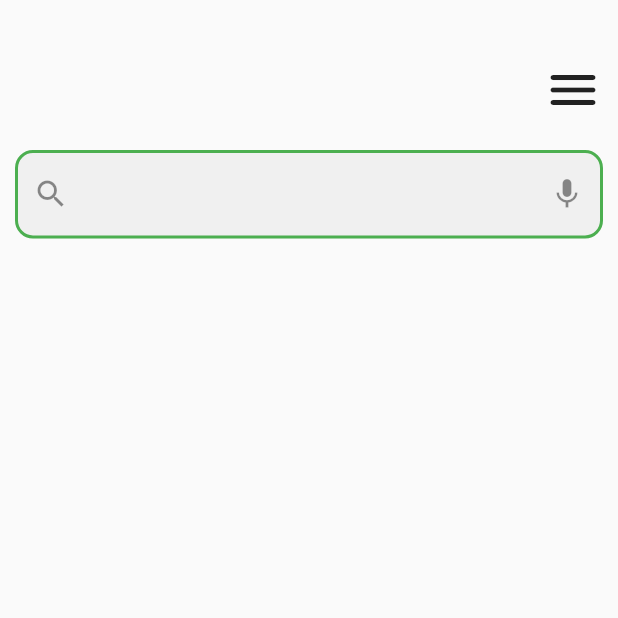
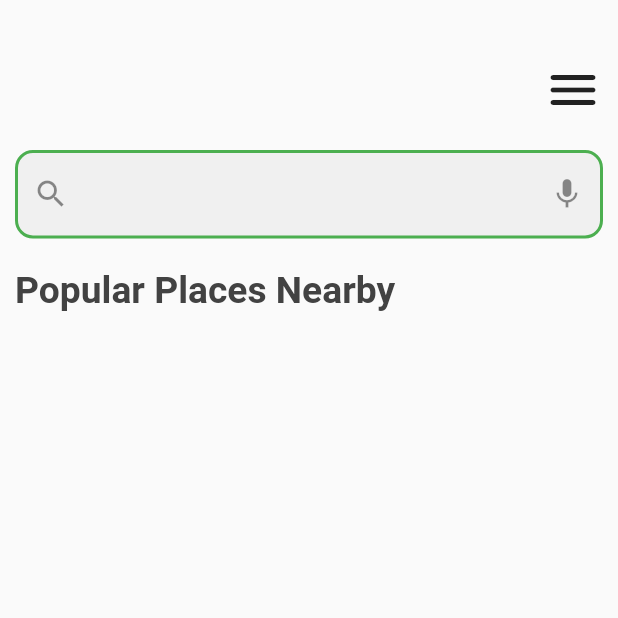
Before and after one commit to cu-project-2021/Travel-Guide-flutter, a Flutter app: the screen it shows after launch, on a phone screen of 412 x 824 dp, the top half of it. Run offline on Flutter 3.47's test engine with Material 2 defaults, Android fonts, the phone set to English and light mode, and no system bars; our stand-ins replace graphql_flutter.

Commit message:
designing the heading component

```diff
--- /dev/null
+++ b/lib/components/heading.dart
@@ -0,0 +1,19 @@
+import 'package:flutter/material.dart';
+
+class Heading extends StatelessWidget {
+  final String text;
+  Heading(this.text);
+  @override
+  Widget build(BuildContext context) {
+    return Align(
+      alignment: Alignment.topLeft,
+      child: Text(
+        this.text,
+        style: TextStyle(
+            fontSize: 24.8,
+            fontWeight: FontWeight.bold,
+            color: Colors.grey[800]),
+      ),
+    );
+  }
+}
--- a/lib/screens/home_screen.dart
+++ b/lib/screens/home_screen.dart
@@ -1,5 +1,6 @@
 import 'package:flutter/material.dart';
 import 'package:graphql_flutter/graphql_flutter.dart';
+import 'package:learn_flutter/components/heading.dart';
 import 'package:learn_flutter/components/navbar.dart';
 import 'package:learn_flutter/components/searchbar.dart';
 import 'package:learn_flutter/components/vSpace.dart';
@@ -20,6 +21,8 @@ class HomeScreen extends StatelessWidget {
             Navbar(),
             VSpace(),
             SearchBar(),
+            VSpace(),
+            Heading("Popular Places Nearby")
           ],
         ),
       ),
```
